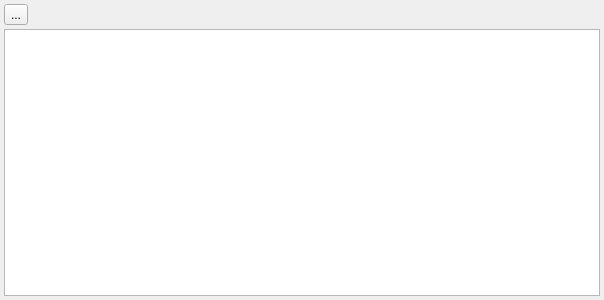
x-tools-author/x-tools, file src/x/coap/coappayloadview.ui: the form before one commit.
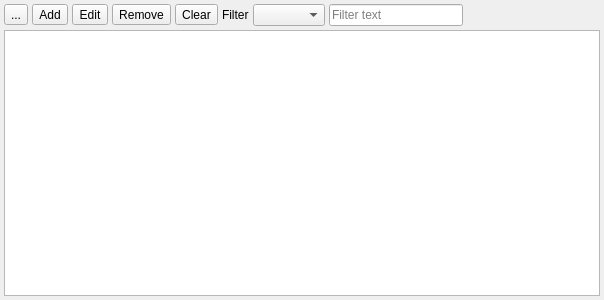
The form after the commit.

The edit to the form file:
```diff
--- a/src/x/coap/coappayloadview.ui
+++ b/src/x/coap/coappayloadview.ui
@@ -41,8 +41,74 @@
        </property>
       </widget>
      </item>
+     <item>
+      <widget class="QToolButton" name="toolButtonAdd">
+       <property name="text">
+        <string>Add</string>
+       </property>
+       <property name="toolButtonStyle">
+        <enum>Qt::ToolButtonStyle::ToolButtonTextBesideIcon</enum>
+       </property>
+      </widget>
+     </item>
+     <item>
+      <widget class="QToolButton" name="toolButtonEdit">
+       <property name="text">
+        <string>Edit</string>
+       </property>
+       <property name="toolButtonStyle">
+        <enum>Qt::ToolButtonStyle::ToolButtonTextBesideIcon</enum>
+       </property>
+      </widget>
+     </item>
+     <item>
+      <widget class="QToolButton" name="toolButtonRemove">
+       <property name="text">
+        <string>Remove</string>
+       </property>
+       <property name="toolButtonStyle">
+        <enum>Qt::ToolButtonStyle::ToolButtonTextBesideIcon</enum>
+       </property>
+      </widget>
+     </item>
+     <item>
+      <widget class="QToolButton" name="toolButtonClear">
+       <property name="text">
+        <string>Clear</string>
+       </property>
+       <property name="toolButtonStyle">
+        <enum>Qt::ToolButtonStyle::ToolButtonTextBesideIcon</enum>
+       </property>
+      </widget>
+     </item>
+     <item>
+      <widget class="QLabel" name="label_2">
+       <property name="text">
+        <string>Filter</string>
+       </property>
+      </widget>
+     </item>
+     <item>
+      <widget class="QComboBox" name="comboBoxFormats"/>
+     </item>
+     <item>
+      <widget class="QLineEdit" name="lineEditFilter">
+       <property name="placeholderText">
+        <string>Filter text</string>
+       </property>
+       <property name="clearButtonEnabled">
+        <bool>true</bool>
+       </property>
+      </widget>
+     </item>
      <item>
       <widget class="QLabel" name="label">
+       <property name="sizePolicy">
+        <sizepolicy hsizetype="Expanding" vsizetype="Preferred">
+         <horstretch>0</horstretch>
+         <verstretch>0</verstretch>
+        </sizepolicy>
+       </property>
        <property name="text">
         <string notr="true"/>
        </property>
```
